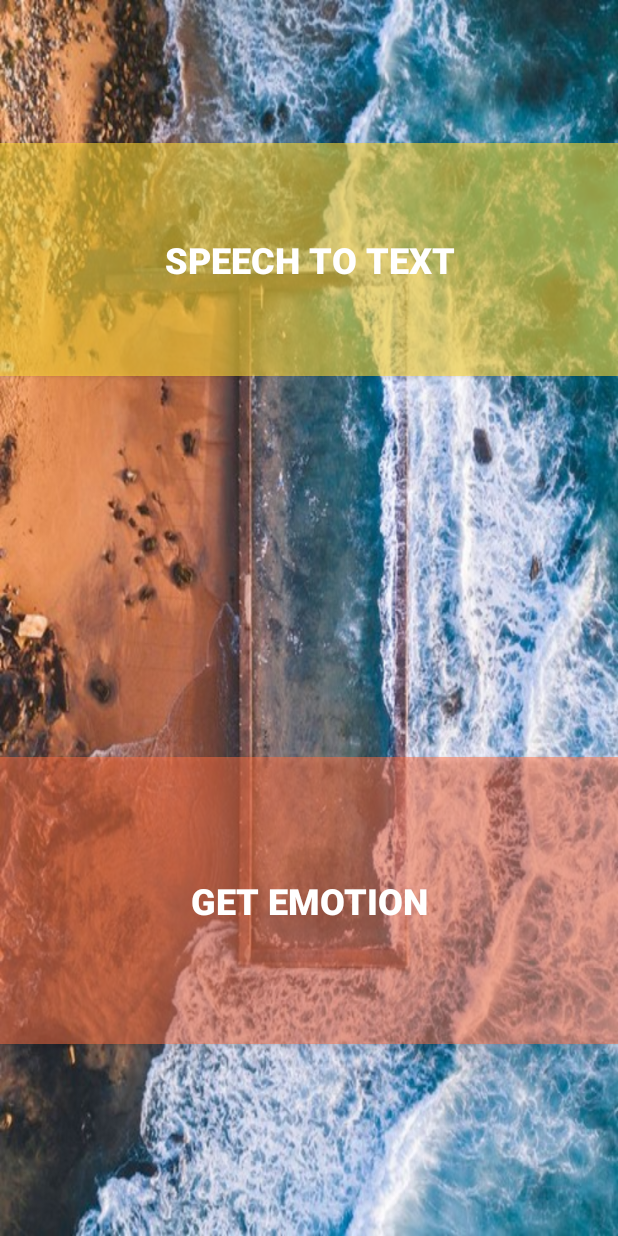
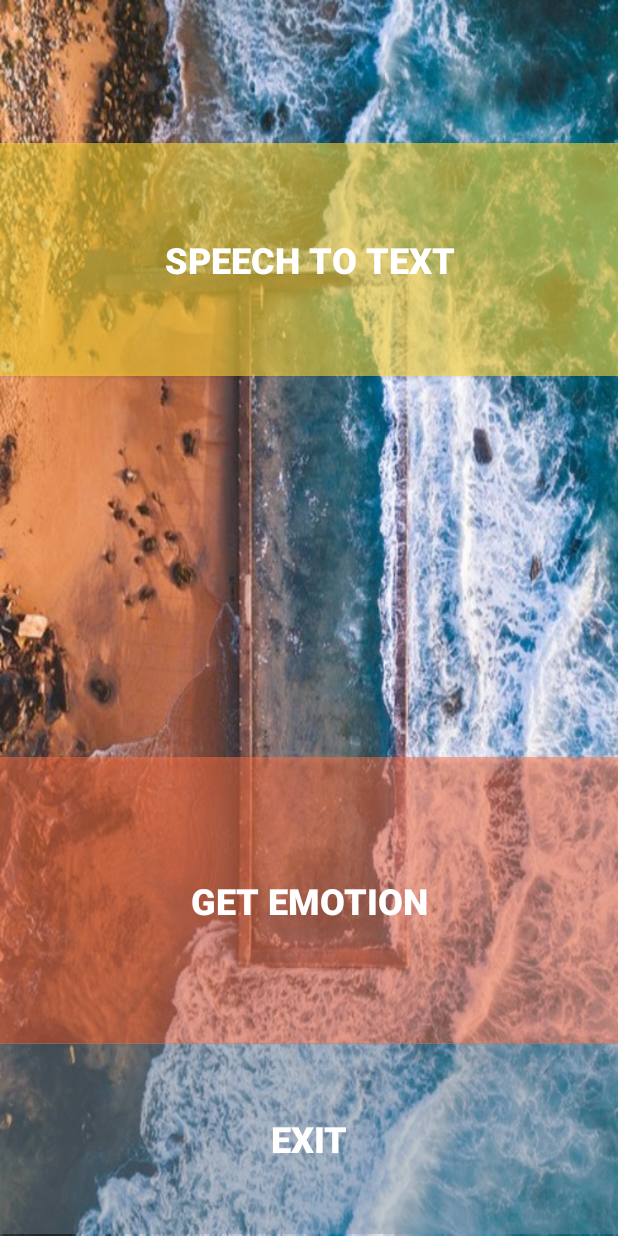
Before and after one commit to SRM-Hackathon/CodeLagom, an Android app: the AudioToText screen opened directly, with no data from a screen before it, on a phone screen of 412 x 824 dp. Run offline under Robolectric (Android 15) with nearby library versions, the phone set to English and light mode, and no system bars; libraries missing offline, so code that uses them is left out: com.projects.alshell; 4 statements that could not run were skipped.

Commit message:
exit button added in audio to text layout

```diff
--- a/BlindReader App/app/src/main/res/layout/activity_audio_to_text.xml
+++ b/BlindReader App/app/src/main/res/layout/activity_audio_to_text.xml
@@ -53,5 +53,17 @@
         android:theme="@style/PrimaryColoredButton" />
 
 
+    <Button
+        android:id="@+id/back_btn"
+        android:layout_width="match_parent"
+        android:layout_height="127dp"
+        android:layout_alignParentBottom="true"
+        android:layout_alignParentStart="true"
+        android:layout_marginBottom="1dp"
+        android:background="#6078909c"
+        android:text="Exit"
+        android:textColor="#FFFFFF"
+        android:textSize="24dp"
+        android:textStyle="bold" />
 
 </RelativeLayout>
```
